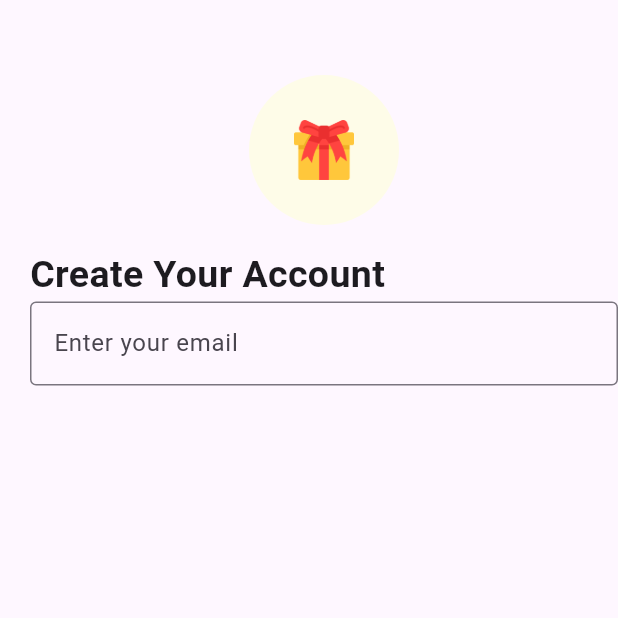
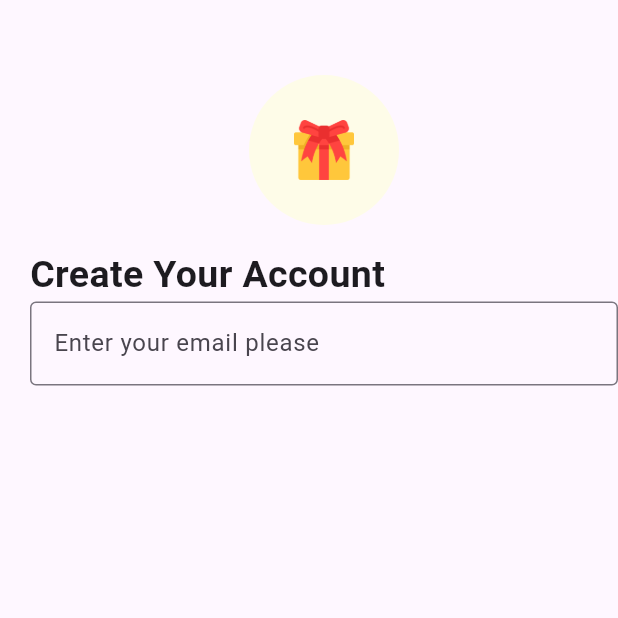
Before and after one commit to hamiltondarryl/subcribeapp, a Flutter app: the screen it shows after launch, on a phone screen of 412 x 824 dp, the top half of it. Run offline on Flutter 3.47's test engine with Material 3 defaults, Android fonts, the light colour scheme and no system bars.

Commit message:
ajout de texte

```diff
--- a/lib/main.dart
+++ b/lib/main.dart
@@ -71,7 +71,7 @@ class _HomePageState extends State<HomePage> {
             ),),
              TextFormField(
             decoration: const InputDecoration(
-              hintText: 'Enter your email',
+              hintText: 'Enter your email please',
               border: OutlineInputBorder()
             ),
             validator: (String? value) {
```
